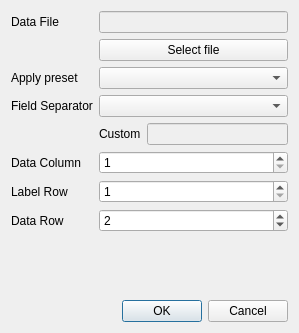
Before: the Qt Designer form src/dialog.ui in jgeudens/GraphViewer, drawn with Qt 5.
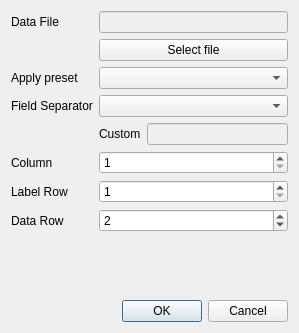
After: the same form once the commit is applied.

Commit message: Renamed data column to column

Patch:
```diff
--- a/src/dialog.ui
+++ b/src/dialog.ui
@@ -41,7 +41,7 @@
        <item row="8" column="0">
         <widget class="QLabel" name="label_3">
          <property name="text">
-          <string>Data Column</string>
+          <string>Column</string>
          </property>
         </widget>
        </item>
```
Left out of the diff: 4 changed lines with no effect on the pictures. The commit also changes 3 other files.
